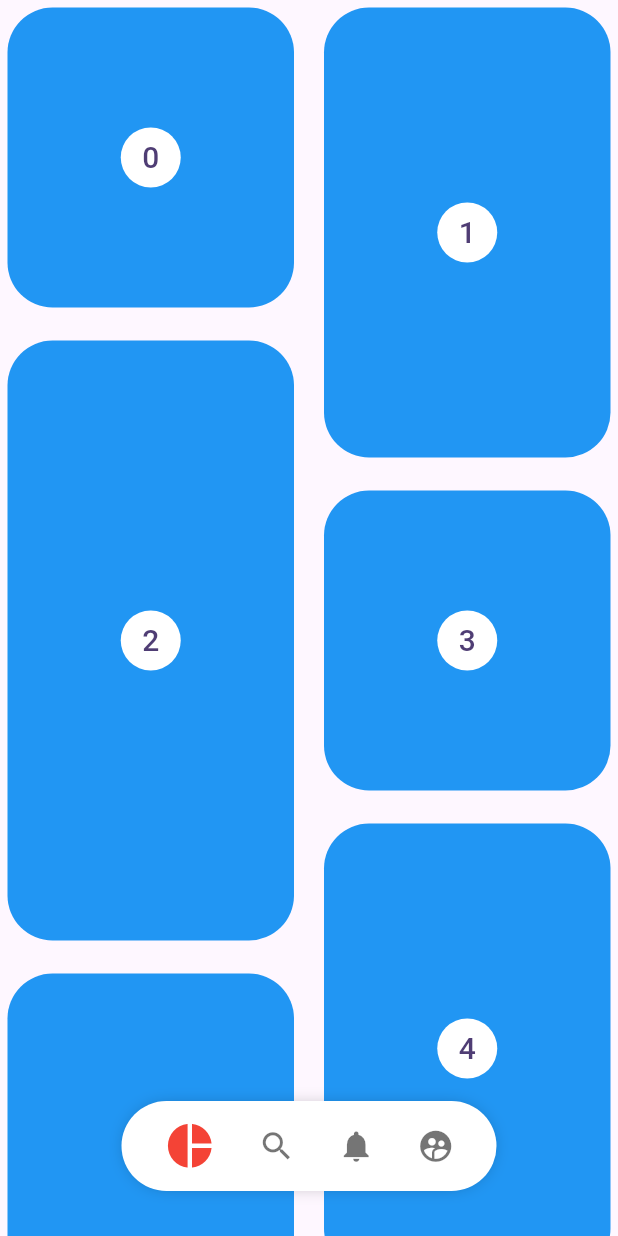
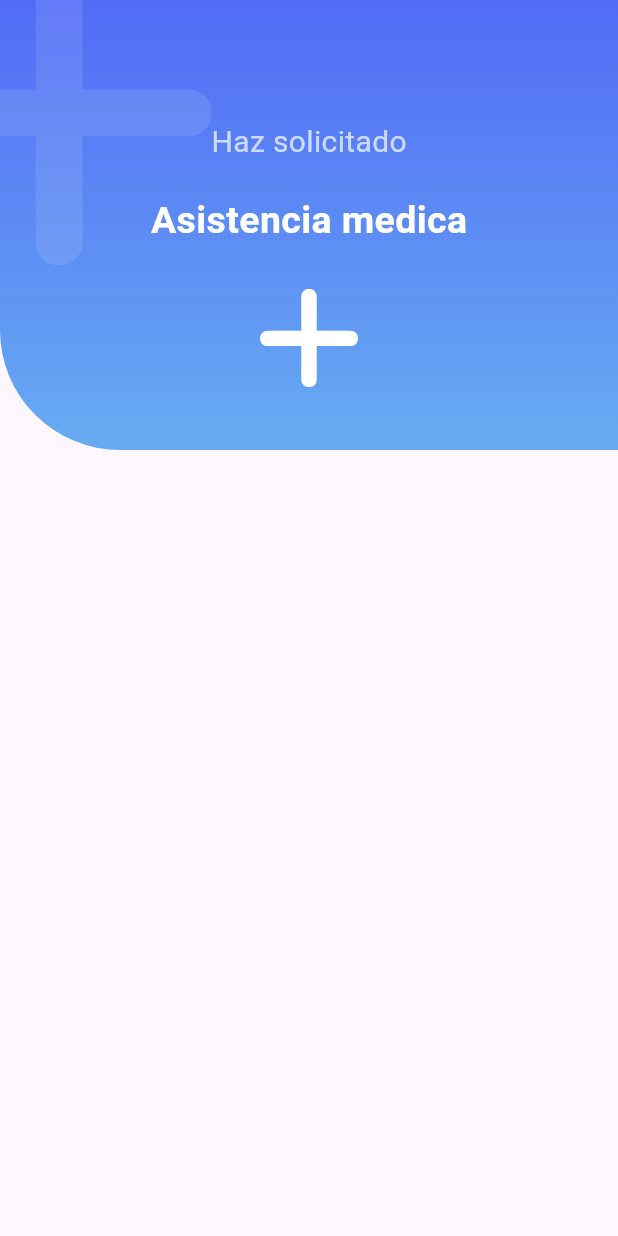
Before and after one commit to Neno2113/custom_painter, a Flutter app: the screen it shows after launch, on a phone screen of 412 x 824 dp. Run offline on Flutter 3.47's test engine with Material 3 defaults, Android fonts, the phone set to English and light mode, and no system bars; our stand-ins replace flutter_svg, font_awesome_flutter.

Commit message:
Add EmergencyScreen with IconHeader and update dependencies

```diff
--- a/lib/main.dart
+++ b/lib/main.dart
@@ -3,6 +3,7 @@
 // import 'package:custom_painter/presentation/screens/circular_graphics_screen.dart';
 // import 'package:custom_painter/presentation/screens/animations_screen.dart';
 // import 'package:custom_painter/presentation/screens/header_screen.dart';
+import 'package:custom_painter/presentation/screens/emergency_screen.dart';
 import 'package:custom_painter/presentation/screens/pinteres_screen.dart';
 // import 'package:custom_painter/presentation/screens/slideshow_screen.dart';
 import 'package:flutter/material.dart';
@@ -24,7 +25,7 @@ class MyApp extends StatelessWidget {
         colorScheme: ColorScheme.fromSeed(seedColor: Colors.deepPurple),
         useMaterial3: true,
       ),
-      home: const PinterestScreen(),
+      home: const EmergencyScreen(),
     );
   }
 }
--- /dev/null
+++ b/lib/presentation/screens/emergency_screen.dart
@@ -0,0 +1,15 @@
+import 'package:custom_painter/presentation/widgets/emergency_header.dart';
+import 'package:flutter/material.dart';
+
+
+
+class EmergencyScreen extends StatelessWidget {
+  const EmergencyScreen({super.key});
+
+  @override
+  Widget build(BuildContext context) {
+    return Scaffold(
+      body: IconHeader(),
+    );
+  }
+}
--- /dev/null
+++ b/lib/presentation/widgets/emergency_header.dart
@@ -0,0 +1,64 @@
+
+
+
+
+import 'package:flutter/material.dart';
+import 'package:font_awesome_flutter/font_awesome_flutter.dart';
+
+class IconHeader extends StatelessWidget {
+
+  IconHeader({super.key});
+
+  Color whiteColor = Colors.white.withOpacity(0.7);
+
+  @override
+  Widget build(BuildContext context) {
+    return Stack(
+      children: [
+        const _IconHeaderBackground(),
+
+        const Positioned(
+          top: -50,
+          left: -70,
+          child: FaIcon( FontAwesomeIcons.plus, size: 250, color: Colors.white10,)
+        ),
+        Column(
+          children: [
+            const SizedBox( height: 80, width: double.infinity,),
+            Text('Haz solicitado', style: TextStyle(fontSize: 20, color: whiteColor),),
+            const SizedBox( height: 20,),
+            const Text('Asistencia medica', style: TextStyle(fontSize: 25, fontWeight: FontWeight.bold, color: Colors.white),),
+            const SizedBox( height: 20,),
+            const FaIcon( FontAwesomeIcons.plus, size: 80, color: Colors.white,)
+
+          ],
+        )
+      ],
+    );
+  }
+}
+
+class _IconHeaderBackground extends StatelessWidget {
+  const _IconHeaderBackground();
+
+  @override
+  Widget build(BuildContext context) {
+    return Container(
+      width: double.infinity,
+      height: 300,
+      decoration: const BoxDecoration(
+      // color: Colors.red,
+      borderRadius: BorderRadius.only(bottomLeft: Radius.circular(80)),
+      gradient: LinearGradient(
+        begin: Alignment.topCenter,
+        end: Alignment.bottomCenter,
+        colors: [
+          Color(0xff526bf6),
+          Color(0xff67acf2),
+        ]
+      )
+
+      ),
+    );
+  }
+}
--- a/pubspec.yaml
+++ b/pubspec.yaml
@@ -33,6 +33,7 @@ dependencies:
     sdk: flutter
   flutter_staggered_grid_view: ^0.7.0
   flutter_svg: ^2.0.15
+  font_awesome_flutter: ^10.8.0
   provider: ^6.1.2
 
 dev_dependencies:
```
Also changed, not shown: pubspec.lock.
